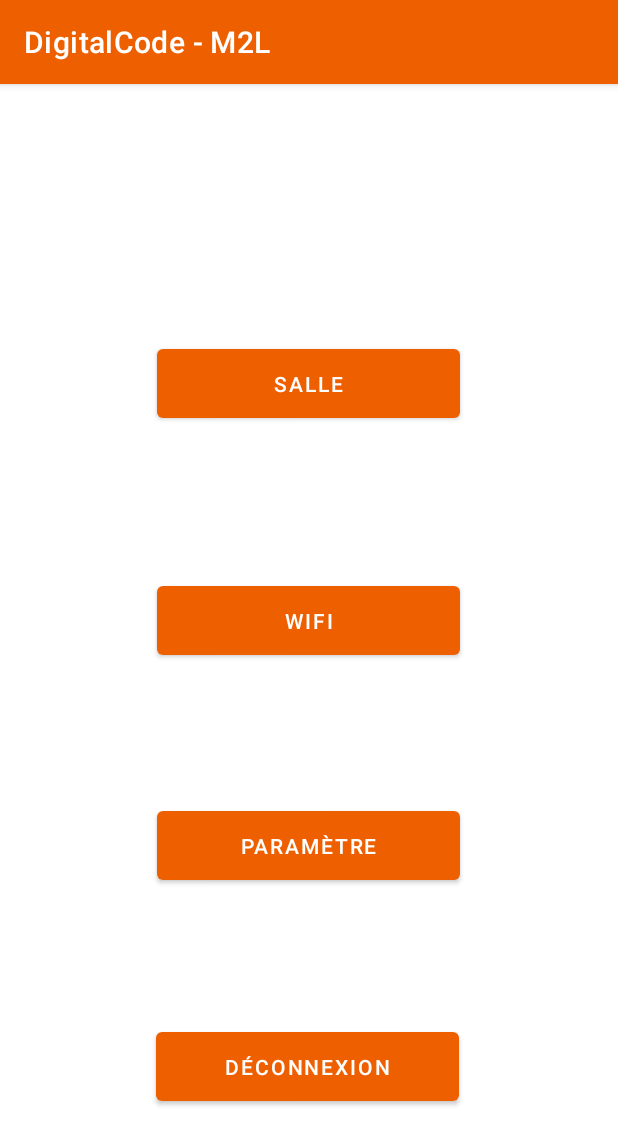
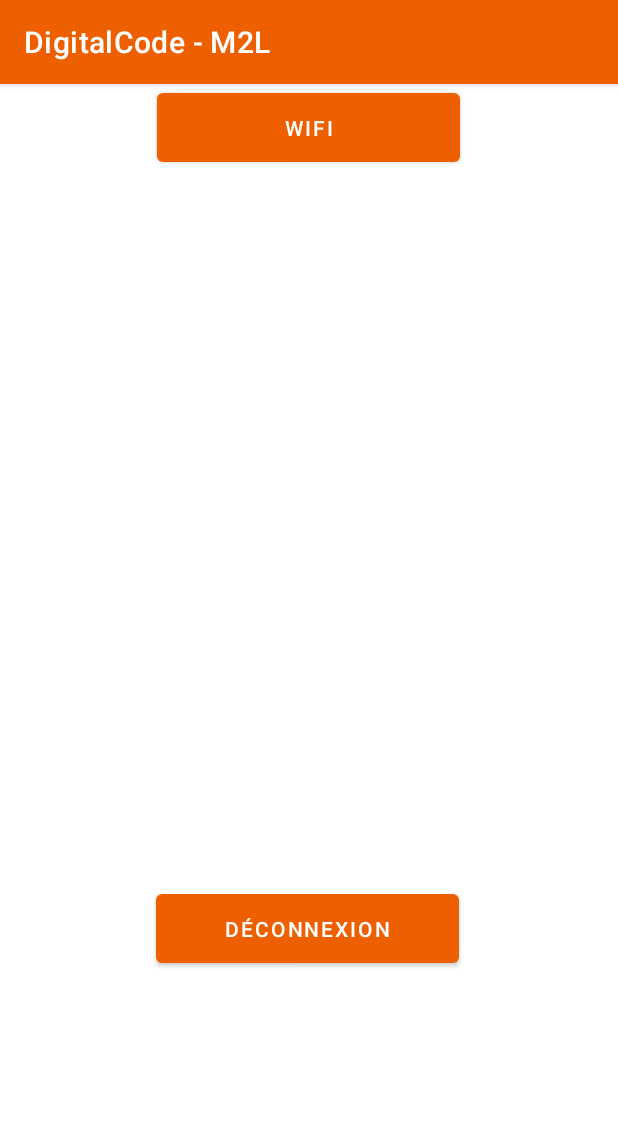
Before and after one commit to JacksonMelloGang/valres-app, an Android app: the AccueilActivity screen opened directly, with no data from a screen before it, on a phone screen of 412 x 824 dp. Shown: the top 1145 px of the screen. Run offline under Robolectric (Android 15) with nearby library versions, the phone set to English and light mode, and no system bars; 1 statement that could not run was skipped.

Commit message:
Repush of ancient changement

```diff
--- a/app/src/main/res/layout/activity_accueil.xml
+++ b/app/src/main/res/layout/activity_accueil.xml
@@ -12,24 +12,11 @@
         android:layout_height="58dp"
         android:layout_marginStart="104dp"
         android:layout_marginEnd="105dp"
-        android:layout_marginBottom="84dp"
+        android:layout_marginBottom="176dp"
         android:text="@string/btDeco"
         app:layout_constraintBottom_toBottomOf="parent"
         app:layout_constraintEnd_toEndOf="parent"
         app:layout_constraintHorizontal_bias="0.0"
-        app:layout_constraintStart_toStartOf="parent" />
-
-    <Button
-        android:id="@+id/btParam"
-        android:layout_width="202dp"
-        android:layout_height="58dp"
-        android:layout_marginStart="112dp"
-        android:layout_marginEnd="112dp"
-        android:layout_marginBottom="89dp"
-        android:text="@string/btParam"
-        app:layout_constraintBottom_toTopOf="@+id/btDeco"
-        app:layout_constraintEnd_toEndOf="parent"
-        app:layout_constraintHorizontal_bias="0.533"
         app:layout_constraintStart_toStartOf="parent" />
 
     <Button
@@ -38,12 +25,11 @@
         android:layout_height="58dp"
         android:layout_marginStart="112dp"
         android:layout_marginEnd="112dp"
-        android:layout_marginBottom="92dp"
         android:text="@string/btWifi"
-        app:layout_constraintBottom_toTopOf="@+id/btParam"
         app:layout_constraintEnd_toEndOf="parent"
         app:layout_constraintHorizontal_bias="0.533"
-        app:layout_constraintStart_toStartOf="parent" />
+        app:layout_constraintStart_toStartOf="parent"
+        tools:layout_editor_absoluteY="336dp" />
 
     <Button
         android:id="@+id/btSalle"
```
